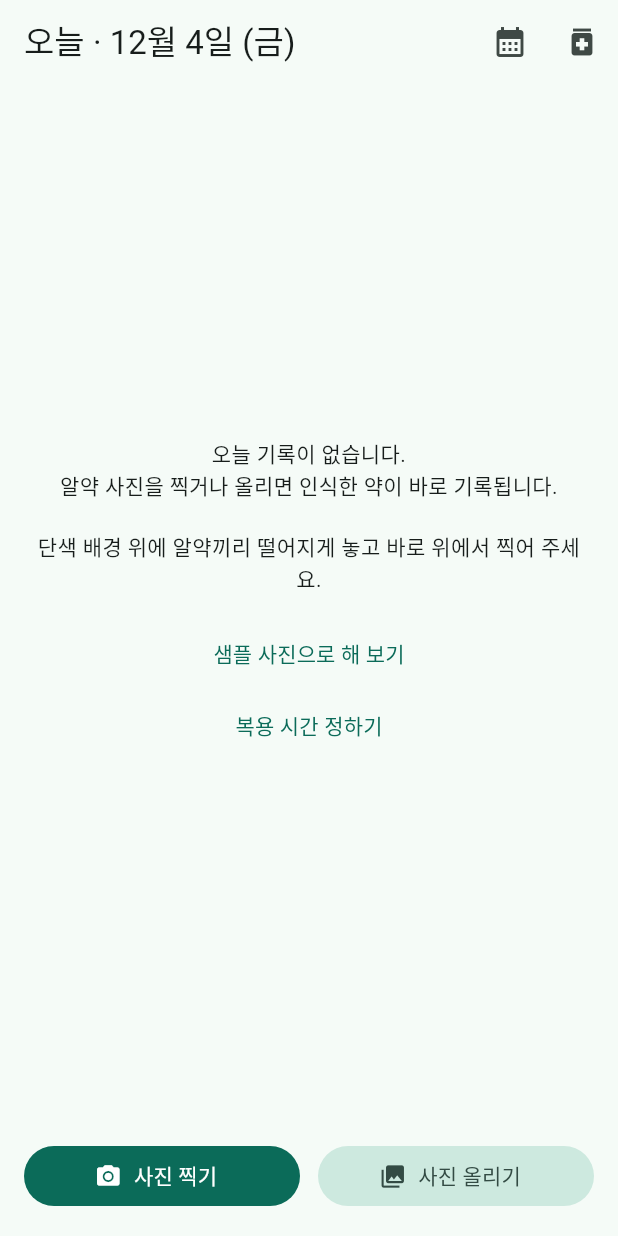
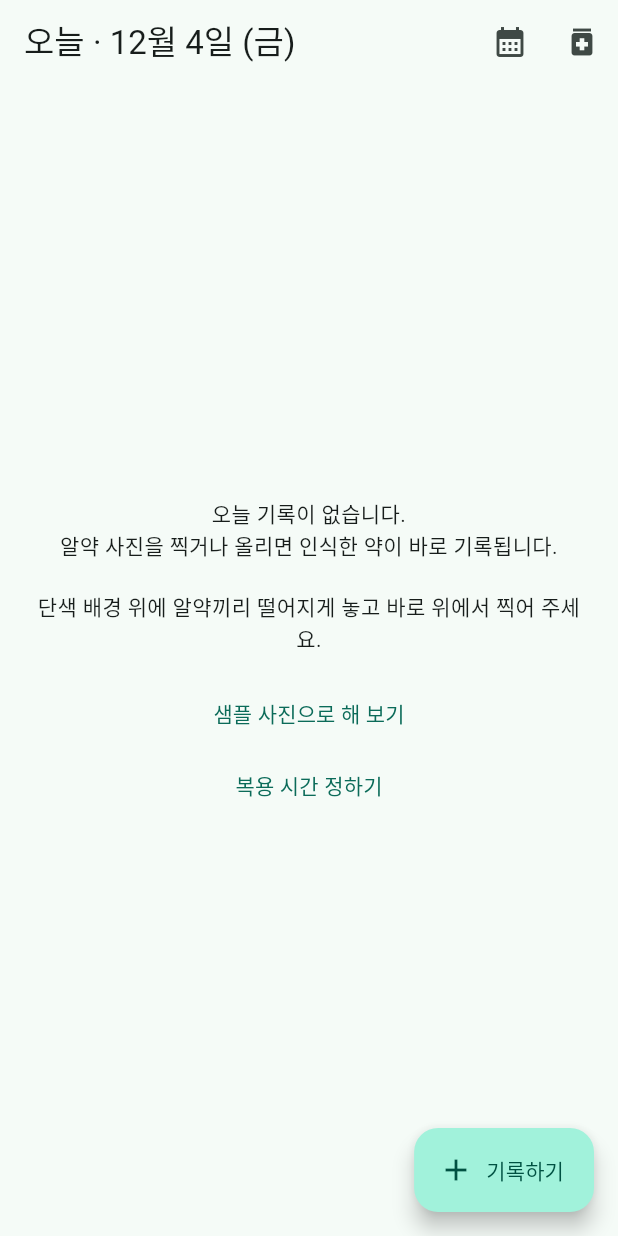
Before and after one commit to def-uk/pill-bbox-front, a Flutter app: the screen it shows after launch, on a phone screen of 412 x 824 dp. Run offline on Flutter 3.47's test engine with Material 3 defaults, Android fonts, the phone set to English and light mode, and no system bars; our stand-ins replace go_router, image_picker, sqflite, sqflite_common_ffi_web; missing offline and left inert: dart:js_interop, dart:ui_web, ultralytics_yolo; accounts and stored records are empty.

Commit message:
feat: 기록하기 버튼을 누르면 사진 찍기·사진 올리기를 고르기
웹은 사용자가 누른 그 순간에 열어야 브라우저가 카메라·파일 창을 막지 않으므로,
시트를 닫는 것과 같은 탭 처리 안에서 바로 연다.

Co-Authored-By: Claude Opus 5.5 <noreply@anthropic.com>

```diff
--- a/lib/ui/home/home_screen.dart
+++ b/lib/ui/home/home_screen.dart
@@ -52,6 +52,51 @@ class HomeScreen extends StatelessWidget {
       }
     }
 
+    // 웹은 사용자가 누른 그 순간에 열어야 브라우저가 카메라·파일 창을 막지 않는다.
+    // 그래서 시트를 닫는 것과 같은 탭 처리 안에서 바로 연다.
+    void chooseSource() => showModalBottomSheet<void>(
+      context: context,
+      showDragHandle: true,
+      builder: (sheet) => SafeArea(
+        child: Padding(
+          padding: const EdgeInsets.fromLTRB(16, 0, 16, 16),
+          child: Row(
+            children: [
+              for (final (source, icon, label) in [
+                (PhotoSource.camera, Icons.photo_camera, '사진 찍기'),
+                (PhotoSource.gallery, Icons.photo_library, '사진 올리기'),
+              ])
+                Expanded(
+                  child: Padding(
+                    padding: const EdgeInsets.symmetric(horizontal: 6),
+                    child: FilledButton.tonal(
+                      style: FilledButton.styleFrom(
+                        padding: const EdgeInsets.symmetric(vertical: 20),
+                        shape: RoundedRectangleBorder(
+                          borderRadius: BorderRadius.circular(16),
+                        ),
+                      ),
+                      onPressed: () {
+                        Navigator.pop(sheet);
+                        pickPhoto(source);
+                      },
+                      child: Column(
+                        mainAxisSize: MainAxisSize.min,
+                        children: [
+                          Icon(icon, size: 32),
+                          const SizedBox(height: 8),
+                          Text(label),
+                        ],
+                      ),
+                    ),
+                  ),
+                ),
+            ],
+          ),
+        ),
+      ),
+    );
+
     return Scaffold(
       appBar: AppBar(
         title: Text('오늘 · ${formatDate(vm.today)}'),
@@ -91,7 +136,7 @@ class HomeScreen extends StatelessWidget {
             ),
           ),
         _ => ListView(
-          padding: const EdgeInsets.only(bottom: 16),
+          padding: const EdgeInsets.only(bottom: 96),
           children: [
             for (final (time, slots) in vm.slotsByTime) ...[
               Padding(
@@ -132,33 +177,10 @@ class HomeScreen extends StatelessWidget {
           ],
         ),
       },
-      bottomNavigationBar: SafeArea(
-        child: Padding(
-          padding: const EdgeInsets.all(16),
-          child: Row(
-            children: [
-              Expanded(
-                child: FilledButton.icon(
-                  onPressed: vm.picking
-                      ? null
-                      : () => pickPhoto(PhotoSource.camera),
-                  icon: const Icon(Icons.photo_camera),
-                  label: const Text('사진 찍기'),
-                ),
-              ),
-              const SizedBox(width: 12),
-              Expanded(
-                child: FilledButton.tonalIcon(
-                  onPressed: vm.picking
-                      ? null
-                      : () => pickPhoto(PhotoSource.gallery),
-                  icon: const Icon(Icons.photo_library),
-                  label: const Text('사진 올리기'),
-                ),
-              ),
-            ],
-          ),
-        ),
+      floatingActionButton: FloatingActionButton.extended(
+        onPressed: vm.picking ? null : chooseSource,
+        icon: const Icon(Icons.add),
+        label: const Text('기록하기'),
       ),
     );
   }
```
Also changed, not shown: 4 other files.
